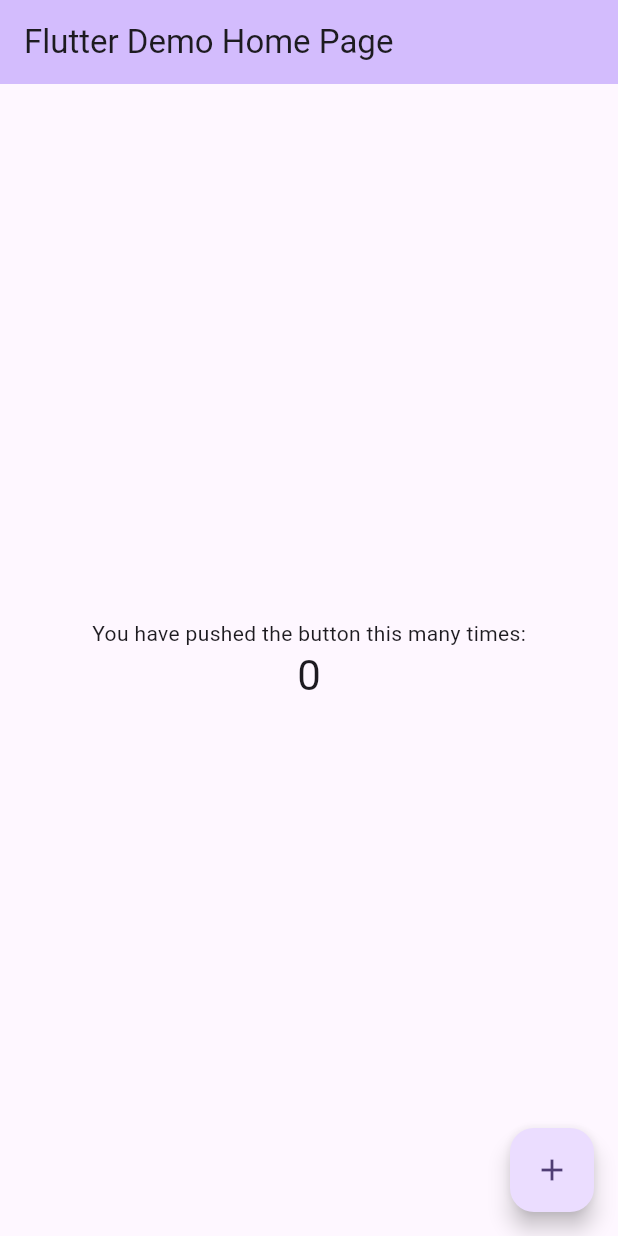
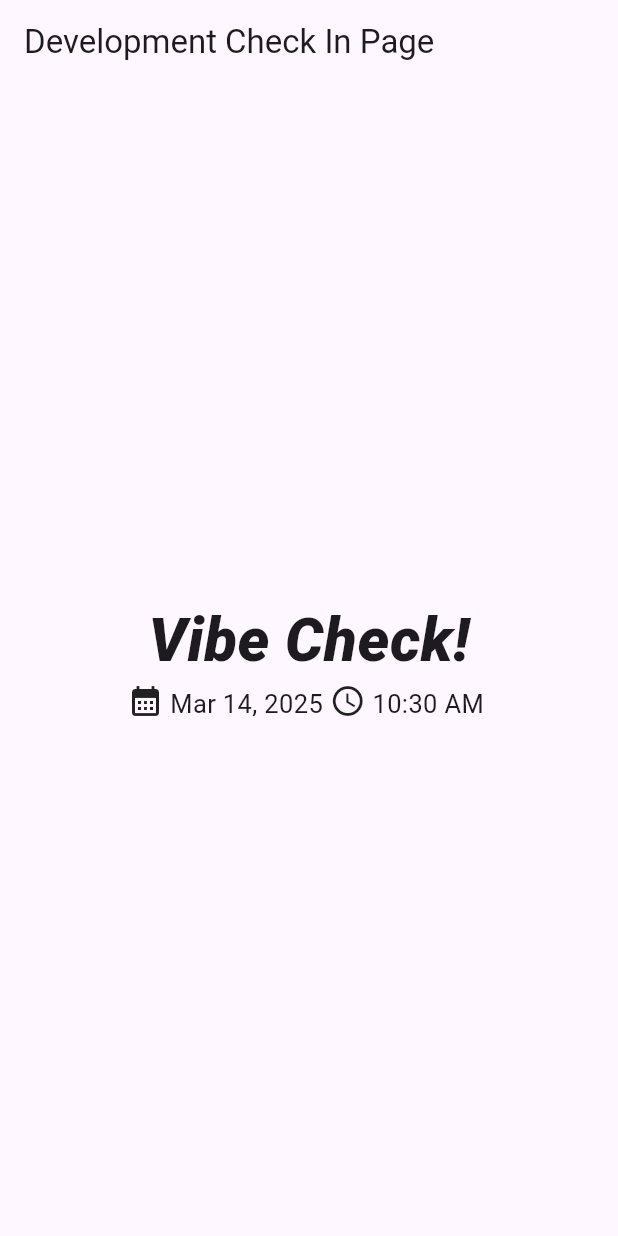
Before and after one commit to luna-mm/vibe_check, a Flutter app: the screen it shows after launch, on a phone screen of 412 x 824 dp. Run offline on Flutter 3.47's test engine with Material 3 defaults, Android fonts, the phone set to English and light mode, and no system bars.

Commit message:
Added Check In Page and started with title bar and date

```diff
--- a/lib/main.dart
+++ b/lib/main.dart
@@ -1,4 +1,6 @@
 import 'package:flutter/material.dart';
+import 'package:intl/intl.dart';
+import 'package:provider/provider.dart';
 
 void main() {
   runApp(const MyApp());
@@ -7,30 +9,101 @@ void main() {
 class MyApp extends StatelessWidget {
   const MyApp({super.key});
 
-  // This widget is the root of your application.
   @override
   Widget build(BuildContext context) {
-    return MaterialApp(
-      title: 'Flutter Demo',
-      theme: ThemeData(
-        // This is the theme of your application.
-        //
-        // TRY THIS: Try running your application with "flutter run". You'll see
-        // the application has a purple toolbar. Then, without quitting the app,
-        // try changing the seedColor in the colorScheme below to Colors.green
-        // and then invoke "hot reload" (save your changes or press the "hot
-        // reload" button in a Flutter-supported IDE, or press "r" if you used
-        // the command line to start the app).
-        //
-        // Notice that the counter didn't reset back to zero; the application
-        // state is not lost during the reload. To reset the state, use hot
-        // restart instead.
-        //
-        // This works for code too, not just values: Most code changes can be
-        // tested with just a hot reload.
-        colorScheme: ColorScheme.fromSeed(seedColor: Colors.deepPurple),
+    return ChangeNotifierProvider(
+      create: (context) => CheckInState(),
+      child: MaterialApp(
+        title: "Vibe Check",
+        theme: ThemeData(
+          useMaterial3: true,
+          colorScheme: ColorScheme.fromSeed(seedColor: Colors.deepPurple),
+        ),
+        home: CheckInPage()
+      )
+    );
+  }
+}
+
+class HomePage extends StatefulWidget {
+  @override
+  State<HomePage> createState() => _HomePageState();
+}
+
+class _HomePageState extends State<HomePage> {
+  bool checkInPending = true;
+
+  @override
+  Widget build(BuildContext context) {
+    Widget page;
+    switch (checkInPending) {
+      case true:
+        page = CheckInPage();
+        break;
+      case false:
+        page = Placeholder();
+        break;
+    }
+
+    return Scaffold(
+      appBar: AppBar(
+        title: const Text('Vibe Check'),
       ),
-      home: const MyHomePage(title: 'Flutter Demo Home Page'),
+      body: page,
+    );
+  }
+}
+
+class CheckInState extends ChangeNotifier {
+  var checkInTime = DateTime.now();
+}
+
+class CheckInPage extends StatelessWidget {
+  const CheckInPage({super.key});
+
+  @override
+  Widget build(BuildContext context) {
+    var checkInState = context.watch<CheckInState>();
+    var timestamp = checkInState.checkInTime;
+
+    return Scaffold(
+      appBar: AppBar(
+        title: const Text('Development Check In Page'),
+      ),
+      body: Center(
+        child: Column(
+          mainAxisAlignment: MainAxisAlignment.center,
+          children: <Widget>[
+            Text(
+              "Vibe Check!",
+              style: TextStyle(
+                fontWeight: FontWeight.w900,
+                fontSize: 40,
+                fontStyle: FontStyle.italic)
+            ),
+            Text.rich(
+              TextSpan(
+                style: TextStyle(
+                  fontSize: 17,
+                ),
+                children: [
+                  WidgetSpan(
+                    child: Icon(Icons.calendar_month)
+                  ),
+                  TextSpan(
+                    text: DateFormat(" MMM d, y ").format(timestamp)
+                  ),
+                  WidgetSpan(
+                    child: Icon(Icons.schedule)
+                  ),
+                  TextSpan(
+                    text: DateFormat(" h:mm a ").format(timestamp)
+                  )
+                ]
+              ))
+          ],
+        ),
+      ),
     );
   }
 }
--- a/pubspec.yaml
+++ b/pubspec.yaml
@@ -34,6 +34,8 @@ dependencies:
   # The following adds the Cupertino Icons font to your application.
   # Use with the CupertinoIcons class for iOS style icons.
   cupertino_icons: ^1.0.8
+  provider: ^6.1.2
+  intl: ^0.20.2
 
 dev_dependencies:
   flutter_test:
```
Also changed, not shown: pubspec.lock.
